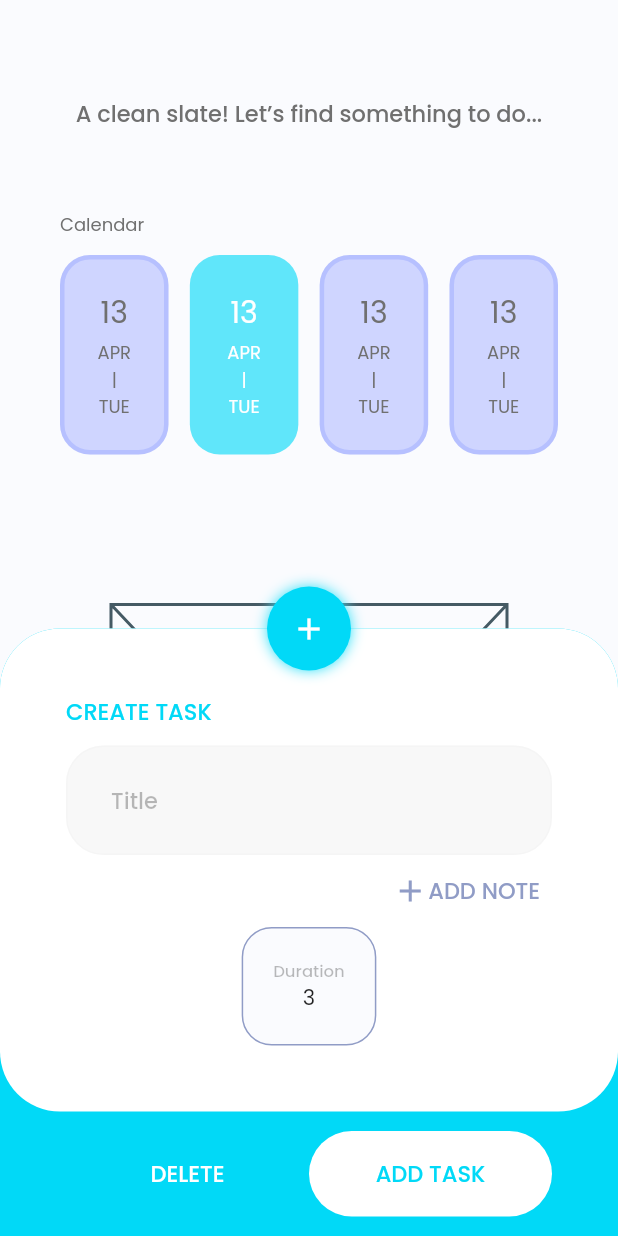
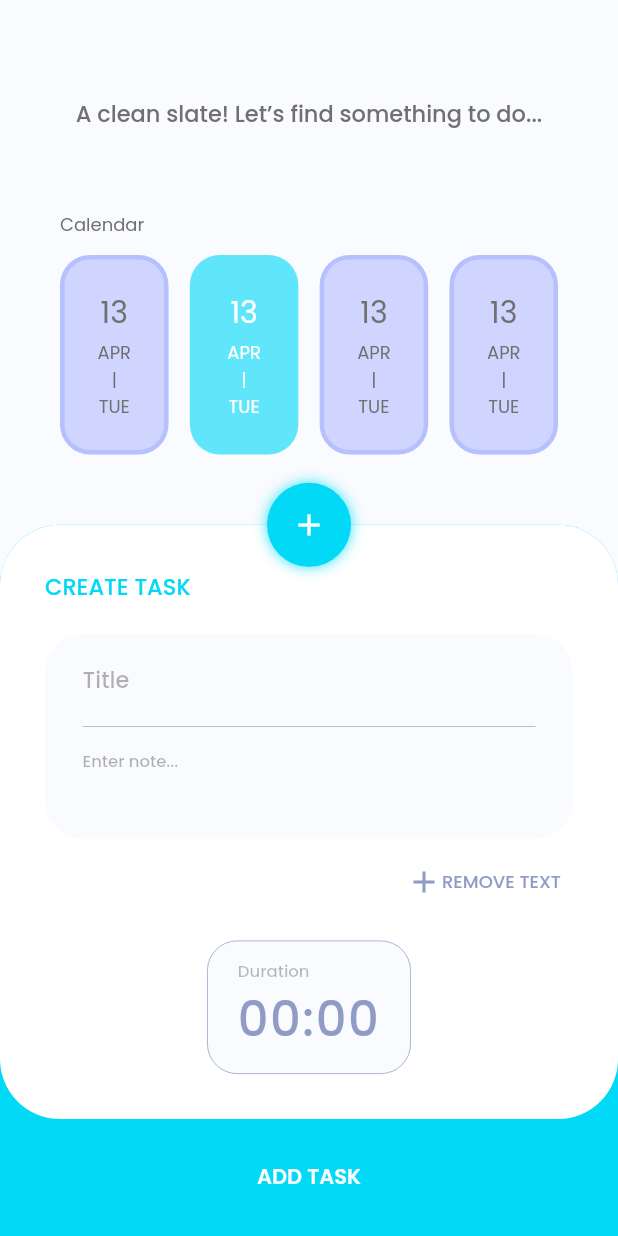
Before and after one commit to Delnyavor/taskmaster, a Flutter app: the screen it shows after launch, after a tap on the "add" icon, after a tap on "ADD NOTE", on a phone screen of 412 x 824 dp. Run offline on Flutter 3.47's test engine with Material 2 defaults, Android fonts, the light colour scheme and no system bars; our stand-ins replace dartz, equatable, google_fonts.

Commit message:
note input functionality

```diff
--- /dev/null
+++ b/lib/core/duration_converter.dart
@@ -0,0 +1,26 @@
+class DurationConverter {
+  final Duration duration;
+  DurationConverter(this.duration) {}
+
+  List<int> convertToHHMM() {
+    int time = duration.inMinutes;
+    int minutes = time.remainder(60);
+    int hours = time ~/ 60;
+    return [hours, minutes];
+  }
+
+  String convertToHHMMString() {
+    int time = duration.inMinutes;
+    String minutes = _prepend(time.remainder(60).toString());
+    String hours = _prepend((time ~/ 60).toString());
+
+    return "$hours:$minutes";
+  }
+
+  String _prepend(String data) {
+    if (data.length < 2) {
+      data = "0$data";
+    }
+    return data;
+  }
+}
--- a/lib/features/tasks/presentation/widgets/create_task_modal.dart
+++ b/lib/features/tasks/presentation/widgets/create_task_modal.dart
@@ -1,11 +1,12 @@
 import 'package:flutter/material.dart';
 import 'package:taskmaster/core/colors.dart';
+import 'package:taskmaster/core/duration_converter.dart';
 import 'package:taskmaster/features/tasks/presentation/widgets/custom_timer_picker.dart';
+import 'package:taskmaster/features/tasks/presentation/widgets/task_details_input.dart';
 
 void openCreateTaskModal(BuildContext context) {
   Scaffold.of(context).showBottomSheet(
-    // context: context,
-    (context) => CreateTaskWidget(),
+    (context) => const CreateTaskWidget(),
     backgroundColor: TMColors.teal,
     shape: const RoundedRectangleBorder(
       borderRadius: BorderRadius.vertical(top: Radius.circular(40)),
@@ -13,16 +14,24 @@ void openCreateTaskModal(BuildContext context) {
   );
 }
 
-class CreateTaskWidget extends StatelessWidget {
-  CreateTaskWidget({Key? key}) : super(key: key);
+class CreateTaskWidget extends StatefulWidget {
+  const CreateTaskWidget({Key? key}) : super(key: key);
 
+  @override
+  State<CreateTaskWidget> createState() => _CreateTaskWidgetState();
+}
+
+class _CreateTaskWidgetState extends State<CreateTaskWidget> {
   final TextEditingController controller = TextEditingController();
+
   final labelStyle = TextStyle(
     fontWeight: FontWeight.w500,
     fontSize: 15,
     height: 1.5,
     color: Colors.black.withOpacity(0.27),
   );
+
+  Duration time = Duration.zero;
 
   @override
   Widget build(BuildContext context) {
@@ -37,7 +46,7 @@ class CreateTaskWidget extends StatelessWidget {
 
   Widget inputForm(context) {
     return Container(
-      padding: const EdgeInsets.all(44),
+      padding: const EdgeInsets.all(30),
       decoration: BoxDecoration(
         color: Colors.white,
         borderRadius: BorderRadius.circular(40),
@@ -45,9 +54,8 @@ class CreateTaskWidget extends StatelessWidget {
       child: Column(
         children: [
           label(),
-          titleField(),
-          addNoteButton(),
-          durationDisplay(context),
+          const TaskInputForm(),
+          durationWidget(context),
         ],
       ),
     );
@@ -57,7 +65,7 @@ class CreateTaskWidget extends StatelessWidget {
     return Row(
       children: [
         Padding(
-          padding: const EdgeInsets.only(bottom: 11.0),
+          padding: const EdgeInsets.only(bottom: 20.0),
           child: Text(
             'create task'.toUpperCase(),
             textAlign: TextAlign.left,
@@ -97,69 +105,45 @@ class CreateTaskWidget extends StatelessWidget {
     );
   }
 
-  Widget addNoteButton() {
-    return TextButton(
-      onPressed: () {},
-      child: Row(
-        mainAxisAlignment: MainAxisAlignment.end,
-        children: [
-          const Icon(
-            Icons.add,
-            color: TMColors.textLight,
-          ),
-          Text(
-            'Add note'.toUpperCase(),
-            textAlign: TextAlign.left,
-            style: const TextStyle(
-              fontWeight: FontWeight.w500,
-              fontSize: 15,
-              height: 1.5,
-              color: TMColors.textLight,
-            ),
-          ),
-        ],
-      ),
-    );
-  }
-
   Widget controls() {
     return Padding(
-      padding: const EdgeInsets.symmetric(horizontal: 44, vertical: 13),
+      padding: const EdgeInsets.symmetric(horizontal: 44, vertical: 15),
       child: Row(
         children: [
-          Expanded(
-            child: TextButton(
-              onPressed: () {},
-              child: Text(
-                'Delete'.toUpperCase(),
-                textAlign: TextAlign.left,
-                style: const TextStyle(
-                  fontWeight: FontWeight.w500,
-                  fontSize: 15,
-                  height: 1.5,
-                  color: Colors.white,
-                ),
-              ),
-            ),
-          ),
+          // Expanded(
+          //   child: TextButton(
+          //     onPressed: () {},
+          //     style: TextButton.styleFrom(
+          //       padding: const EdgeInsets.symmetric(vertical: 14),
+          //     ),
+          //     child: Text(
+          //       'Cancel'.toUpperCase(),
+          //       textAlign: TextAlign.left,
+          //       style: const TextStyle(
+          //         fontWeight: FontWeight.w500,
+          //         fontSize: 14,
+          //         color: Colors.white,
+          //       ),
+          //     ),
+          //   ),
+          // ),
           Expanded(
             child: TextButton(
               onPressed: () {},
               style: TextButton.styleFrom(
-                backgroundColor: Colors.white,
-                padding: const EdgeInsets.symmetric(vertical: 17),
-                shape: RoundedRectangleBorder(
-                  borderRadius: BorderRadius.circular(50),
-                ),
-              ),
+                  // backgroundColor: Colors.white,
+                  // padding: const EdgeInsets.symmetric(vertical: 14),
+                  // shape: RoundedRectangleBorder(
+                  //   borderRadius: BorderRadius.circular(50),
+                  // ),
+                  ),
               child: Text(
                 'Add task'.toUpperCase(),
                 textAlign: TextAlign.left,
                 style: const TextStyle(
-                  fontWeight: FontWeight.w500,
-                  fontSize: 15,
-                  height: 1.5,
-                  color: TMColors.teal,
+                  fontWeight: FontWeight.w600,
+                  fontSize: 14,
+                  color: TMColors.canvasWhite,
                 ),
               ),
             ),
@@ -169,19 +153,20 @@ class CreateTaskWidget extends StatelessWidget {
     );
   }
 
-  Widget durationDisplay(BuildContext context) {
+  Widget durationWidget(BuildContext context) {
     return GestureDetector(
       onTap: () {
-        showDialog(context: context, builder: (context) => timerPicker());
+        showPicker();
       },
       child: Container(
-        padding: const EdgeInsets.all(20),
+        padding: const EdgeInsets.symmetric(vertical: 12, horizontal: 20),
         decoration: BoxDecoration(
           color: TMColors.canvasWhite,
-          border: Border.all(color: TMColors.textLight),
+          border: Border.all(color: TMColors.textLight, width: 0.5),
           borderRadius: BorderRadius.circular(20),
         ),
         child: Column(
+          crossAxisAlignment: CrossAxisAlignment.start,
           children: [
             Text(
               'Duration',
@@ -194,17 +179,33 @@ class CreateTaskWidget extends StatelessWidget {
     );
   }
 
-  Widget durationText() {
-    var duration = const Duration(seconds: 210);
-    return Text(duration.inMinutes.toString());
+  void showPicker() async {
+    Duration? data = await showDialog<Duration>(
+      context: context,
+      builder: (context) {
+        return const CustomTimerPicker();
+      },
+    );
+
+    if (time == Duration.zero) {
+      setState(() {
+        time = data ?? Duration.zero;
+      });
+    }
   }
 
-  Widget timerPicker() {
-    return const CustomTimerPicker();
-    // return CupertinoTimerPicker(
-    //   mode: CupertinoTimerPickerMode.ms,
-    //   onTimerDurationChanged: (Duration duration) {},
-    //   backgroundColor: Colors.white,
-    // );
+  Widget durationText() {
+    String d = DurationConverter(time).convertToHHMMString();
+    return Text(
+      d,
+      textAlign: TextAlign.center,
+      style: const TextStyle(
+        fontSize: 32,
+        color: TMColors.textLight,
+        height: 0,
+        fontWeight: FontWeight.w500,
+        letterSpacing: 1,
+      ),
+    );
   }
 }
--- a/lib/features/tasks/presentation/widgets/custom_timer_picker.dart
+++ b/lib/features/tasks/presentation/widgets/custom_timer_picker.dart
@@ -10,8 +10,8 @@ class CustomTimerPicker extends StatefulWidget {
 }
 
 class _CustomTimerPickerState extends State<CustomTimerPicker> {
-  int selectedindex = 0;
-  int selectedindex2 = 0;
+  int hours = 0;
+  int minutes = 0;
 
   @override
   Widget build(BuildContext context) {
@@ -101,24 +101,54 @@ class _CustomTimerPickerState extends State<CustomTimerPicker> {
       width: 68,
       decoration: const BoxDecoration(
         border: Border(
-          bottom: BorderSide(color: TMColors.textMedium, width: 0.5),
+          bottom: BorderSide(
+            color: TMColors.textMedium,
+            width: 0.5,
+          ),
         ),
       ),
       child: Text(
         text.toUpperCase(),
         textAlign: TextAlign.center,
         style: const TextStyle(
-            fontSize: 12,
-            color: Colors.black26,
-            height: 0,
-            fontWeight: FontWeight.w500),
+          height: 0,
+          fontSize: 12,
+          color: Colors.black26,
+          fontWeight: FontWeight.w500,
+        ),
+      ),
+    );
+  }
+
+  Widget timeScroll() {
+    return Container(
+      height: 400,
+      padding: const EdgeInsets.only(left: 40, right: 40),
+      child: Row(
+        mainAxisAlignment: MainAxisAlignment.center,
+        children: [
+          TimeList(
+            isMinute: false,
+            onChanged: (value) {
+              hours = value;
+            },
+          ),
+          TimeList(
+            isMinute: true,
+            onChanged: (value) {
+              minutes = value;
+            },
+          ),
+        ],
       ),
     );
   }
 
   Widget setDurationButton() {
     return TextButton(
-      onPressed: () {},
+      onPressed: () {
+        setDuration();
+      },
       child: Text(
         'set duration'.toUpperCase(),
         style: const TextStyle(
@@ -130,29 +160,9 @@ class _CustomTimerPickerState extends State<CustomTimerPicker> {
     );
   }
 
-  Widget timeScroll() {
-    return Container(
-      padding: const EdgeInsets.only(left: 40, right: 40),
-      height: 400,
-      child: Row(
-        mainAxisAlignment: MainAxisAlignment.center,
-        children: [
-          TimeList(
-            isMinute: false,
-            onChanged: (index) {
-              selectedindex = index;
-              setState(() {});
-            },
-          ),
-          TimeList(
-              isMinute: true,
-              onChanged: (index) {
-                selectedindex2 = index;
-                setState(() {});
-              }),
-        ],
-      ),
-    );
+  void setDuration() {
+    Duration duration = Duration(hours: hours, minutes: minutes);
+    Navigator.pop(context, duration);
   }
 
   Widget centerWidget() {
@@ -186,7 +196,7 @@ class _CustomTimerPickerState extends State<CustomTimerPicker> {
 }
 
 class TimeList extends StatefulWidget {
-  final Function(int) onChanged;
+  final void Function(int) onChanged;
   final bool isMinute;
   const TimeList({Key? key, required this.onChanged, required this.isMinute})
       : super(key: key);
@@ -224,7 +234,7 @@ class TimeListState extends State<TimeList> {
       onSelectedItemChanged: (index) {
         setState(() {
           selectedIndex = index;
-          widget.onChanged(index);
+          widget.onChanged(widget.isMinute ? index * 15 : index);
         });
       },
     );
--- /dev/null
+++ b/lib/features/tasks/presentation/widgets/task_details_input.dart
@@ -0,0 +1,195 @@
+import 'package:flutter/material.dart';
+import 'package:taskmaster/core/colors.dart';
+
+class TaskInputForm extends StatefulWidget {
+  const TaskInputForm({Key? key}) : super(key: key);
+
+  @override
+  State<TaskInputForm> createState() => _TaskInputFormState();
+}
+
+class _TaskInputFormState extends State<TaskInputForm>
+    with TickerProviderStateMixin {
+  TextEditingController titleController = TextEditingController();
+  TextEditingController noteController = TextEditingController();
+  bool open = false;
+  late AnimationController controller;
+  late Animation animation;
+
+  @override
+  void initState() {
+    super.initState();
+    controller = AnimationController(
+        vsync: this, duration: const Duration(milliseconds: 200));
+    animation = Tween(begin: 25.0, end: 19.0).animate(controller);
+  }
+
+  void resetOpenState() {
+    setState(() {
+      open = !open;
+    });
+    if (open) {
+      controller.forward();
+    } else {
+      controller.reverse();
+    }
+  }
+
+  @override
+  Widget build(BuildContext context) {
+    return inputColumn();
+  }
+
+  BoxDecoration backgroundDecoration() {
+    return BoxDecoration(
+      color: TMColors.canvasWhite,
+      borderRadius: BorderRadius.circular(25),
+    );
+  }
+
+  Widget inputColumn() {
+    return Column(
+      children: [
+        DecoratedBox(
+          decoration: backgroundDecoration(),
+          child: Column(
+            children: [
+              titleInput(),
+              crossfade(),
+            ],
+          ),
+        ),
+        buttonCrossFade(),
+      ],
+    );
+  }
+
+  Widget crossfade() {
+    return AnimatedCrossFade(
+      firstChild: firstChild(),
+      secondChild: secondChild(),
+      crossFadeState:
+          open ? CrossFadeState.showSecond : CrossFadeState.showFirst,
+      duration: const Duration(milliseconds: 200),
+      firstCurve: Curves.easeOut,
+      secondCurve: Curves.easeInCubic,
+    );
+  }
+
+  Widget firstChild() {
+    return SizedBox.fromSize(size: const Size.fromHeight(0));
+  }
+
+  Widget secondChild() {
+    return Container(
+      decoration: backgroundDecoration(),
+      child: Column(
+        mainAxisSize: MainAxisSize.min,
+        children: [
+          separator(),
+          noteInput(),
+        ],
+      ),
+    );
+  }
+
+  Widget separator() {
+    return const Divider(
+      height: 0.1,
+      thickness: 0,
+      color: TMColors.textMedium,
+      indent: 25,
+      endIndent: 25,
+    );
+  }
+
+  Widget titleInput() {
+    return AnimatedBuilder(
+      animation: animation,
+      builder: (context, _) => TextField(
+        controller: titleController,
+        style: const TextStyle(fontSize: 15),
+        decoration: InputDecoration(
+          hintText: 'Title',
+          hintStyle: TextStyle(
+            fontWeight: FontWeight.w500,
+            fontSize: 15,
+            height: 0,
+            color: Colors.black.withOpacity(0.3),
+          ),
+          contentPadding:
+              EdgeInsets.symmetric(horizontal: 25, vertical: animation.value),
+          fillColor: TMColors.canvasWhite,
+          filled: false,
+          enabledBorder: InputBorder.none,
+          focusedBorder: InputBorder.none,
+        ),
+      ),
+    );
+  }
+
+  Widget noteInput() {
+    return TextField(
+      controller: noteController,
+      maxLines: 3,
+      style: const TextStyle(fontSize: 11),
+      decoration: InputDecoration(
+        hintText: 'Enter note...',
+        hintStyle: TextStyle(
+          fontWeight: FontWeight.w500,
+          fontSize: 11,
+          height: 0,
+          color: Colors.black.withOpacity(0.3),
+        ),
+        contentPadding:
+            const EdgeInsets.symmetric(horizontal: 25, vertical: 15),
+        fillColor: const Color(0xfff2f2f2).withOpacity(0.5),
+        filled: false,
+        enabledBorder: InputBorder.none,
+        focusedBorder: InputBorder.none,
+      ),
+    );
+  }
+
+  Widget buttonCrossFade() {
+    return AnimatedCrossFade(
+      firstChild: addNoteButton('Add note'),
+      secondChild: addNoteButton('remove text'),
+      crossFadeState:
+          open ? CrossFadeState.showSecond : CrossFadeState.showFirst,
+      duration: const Duration(milliseconds: 10),
+    );
+  }
+
+  Widget addNoteButton(String text) {
+    return Padding(
+      padding: const EdgeInsets.only(top: 5, bottom: 15),
+      child: TextButton(
+        style: TextButton.styleFrom(primary: Colors.white),
+        child: Row(
+          mainAxisAlignment: MainAxisAlignment.end,
+          children: [
+            const Icon(
+              Icons.add,
+              color: TMColors.textLight,
+            ),
+            noteButtonText(text)
+          ],
+        ),
+        onPressed: resetOpenState,
+      ),
+    );
+  }
+
+  Widget noteButtonText(String text) {
+    return Text(
+      text.toUpperCase(),
+      textAlign: TextAlign.left,
+      style: const TextStyle(
+        fontWeight: FontWeight.w500,
+        fontSize: 12,
+        color: TMColors.textLight,
+      ),
+    );
+  }
+}
```
Also changed, not shown: lib/features/tasks/presentation/widgets/reorderable_task_list.dart (added).
